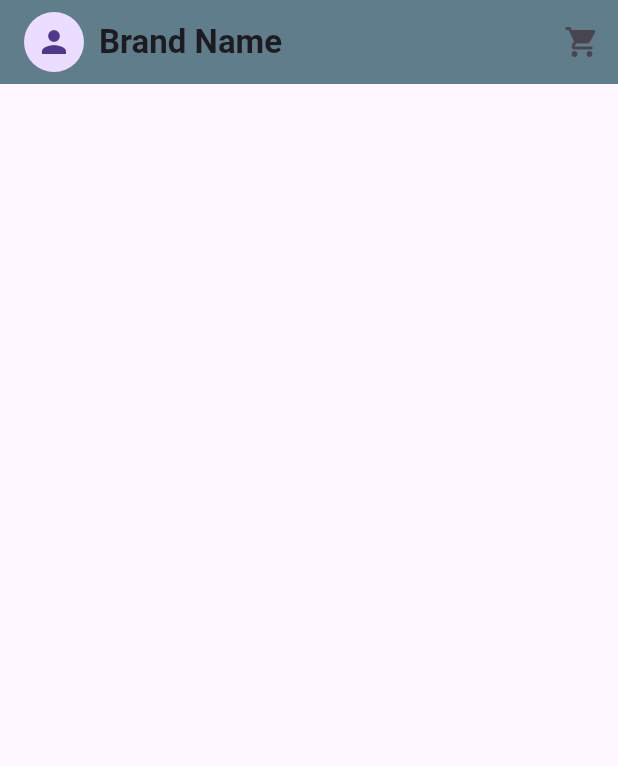
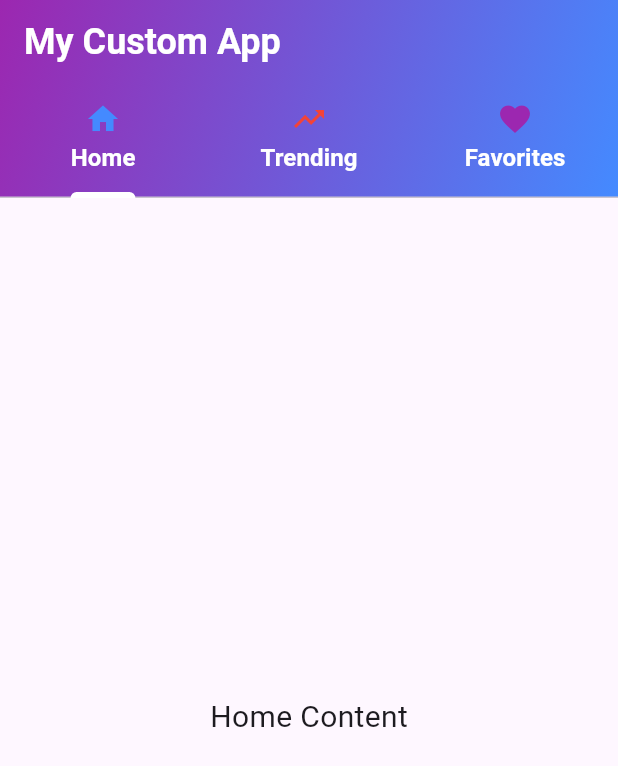
Before and after one commit to iqbal-hossain-01/flutter_practices, a Flutter app: the screen it shows after launch, on a phone screen of 412 x 824 dp. Shown: the top 766 px of the screen. Run offline on Flutter 3.47's test engine with Material 3 defaults, Android fonts, the phone set to English and light mode, and no system bars.

Commit message:
AppBar with TabBar Project

```diff
--- a/lib/main.dart
+++ b/lib/main.dart
@@ -10,10 +10,16 @@ class MyApp extends StatelessWidget {
 
   @override
   Widget build(BuildContext context) {
-    return const MaterialApp(
+    return MaterialApp(
       debugShowCheckedModeBanner: false,
 
-      home: HomeScreen(),
+      title: "Beautiful AppBar with Tabs",
+
+      theme: ThemeData(
+        primarySwatch: Colors.indigo,
+      ),
+
+      home: const HomeScreen(),
 
 
     );
--- a/lib/pages/home_screen.dart
+++ b/lib/pages/home_screen.dart
@@ -5,32 +5,110 @@ class HomeScreen extends StatelessWidget {
 
   @override
   Widget build(BuildContext context) {
-    return Scaffold(
-      appBar: AppBar(
-        title: const Row(
+    return DefaultTabController(
+      length: 3,
+      child: Scaffold(
+        appBar: AppBar(
+          title: const Text(
+            "My Custom App",
+            style: TextStyle(
+              fontWeight: FontWeight.bold,
+              fontSize: 24,
+              color: Colors.white,
+            ),
+          ),
+          flexibleSpace: Container(
+            decoration: const BoxDecoration(
+              gradient: LinearGradient(
+                colors: [Colors.purple, Colors.blueAccent],
+                begin: Alignment.topLeft,
+                end: Alignment.bottomRight,
+              ),
+            ),
+          ),
+          elevation: 10, // Adds shadow effect
+          bottom: const TabBar(
+            indicatorColor: Colors.white,
+            indicatorWeight: 4,
+            labelStyle: TextStyle(
+              fontSize: 18,
+              fontWeight: FontWeight.bold,
+            ),
+            tabs: [
+              Tab(
+                icon: Icon(
+                  Icons.home,
+                  color: Colors.blueAccent,
+                ),
+                child: Text(
+                  "Home",
+                  style: TextStyle(
+                    color: Colors.white,
+                    fontSize: 16.0,
+                  ),
+                ),
+              ),
+              Tab(
+                icon: Icon(
+                  Icons.trending_up,
+                  color: Colors.red,
+                ),
+                child: Text(
+                  "Trending",
+                  style: TextStyle(
+                    color: Colors.white,
+                    fontSize: 16.0,
+                  ),
+                ),
+              ),
+              Tab(
+                icon: Icon(
+                  Icons.favorite,
+                  color: Colors.purple,
+                ),
+                child: Text(
+                  "Favorites",
+                  style: TextStyle(
+                    color: Colors.white,
+                    fontSize: 16.0,
+                  ),
+                ),
+              ),
+            ],
+          ),
+        ),
+
+
+
+        // <---- app body ---->
+        body: const TabBarView(
           children: [
-            CircleAvatar(
-              child: Icon(Icons.person),
+            Center(
+              child: Text(
+                "Home Content",
+                style: TextStyle(
+                  fontSize: 20.0
+                ),
+              ),
             ),
-            SizedBox(width: 10),
-            Text(
-              'Brand Name',
-              style: TextStyle(
-                fontSize: 22,
-                fontWeight: FontWeight.bold,
+            Center(
+              child: Text(
+                "Trending Content",
+                style: TextStyle(
+                  fontSize: 20.0
+                ),
+              ),
+            ),
+            Center(
+              child: Text(
+                "Favorites Content",
+                style: TextStyle(
+                  fontSize: 20.0
+                ),
               ),
             ),
           ],
         ),
-        backgroundColor: Colors.blueGrey,
-        actions: [
-          IconButton(
-            icon: const Icon(Icons.shopping_cart),
-            onPressed: () {
-              // Cart action
-            },
-          ),
-        ],
       ),
     );
   }
```
Also changed, not shown: lib/pages/my_animated_app_bar.dart (deleted, +0 -23 lines), lib/utils/favorites_tab.dart (added, +19 -0 lines), lib/utils/home_tab.dart (added, +25 -0 lines), lib/utils/trending_tab.dart (added, +19 -0 lines).
